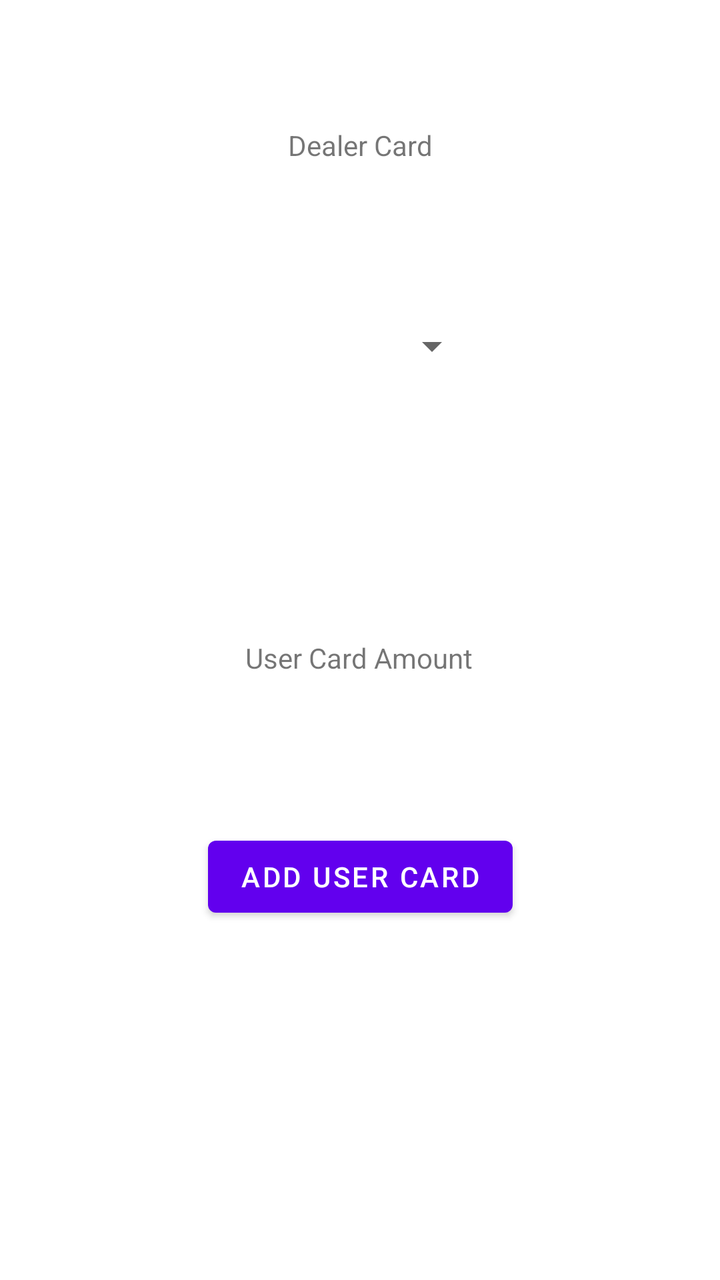
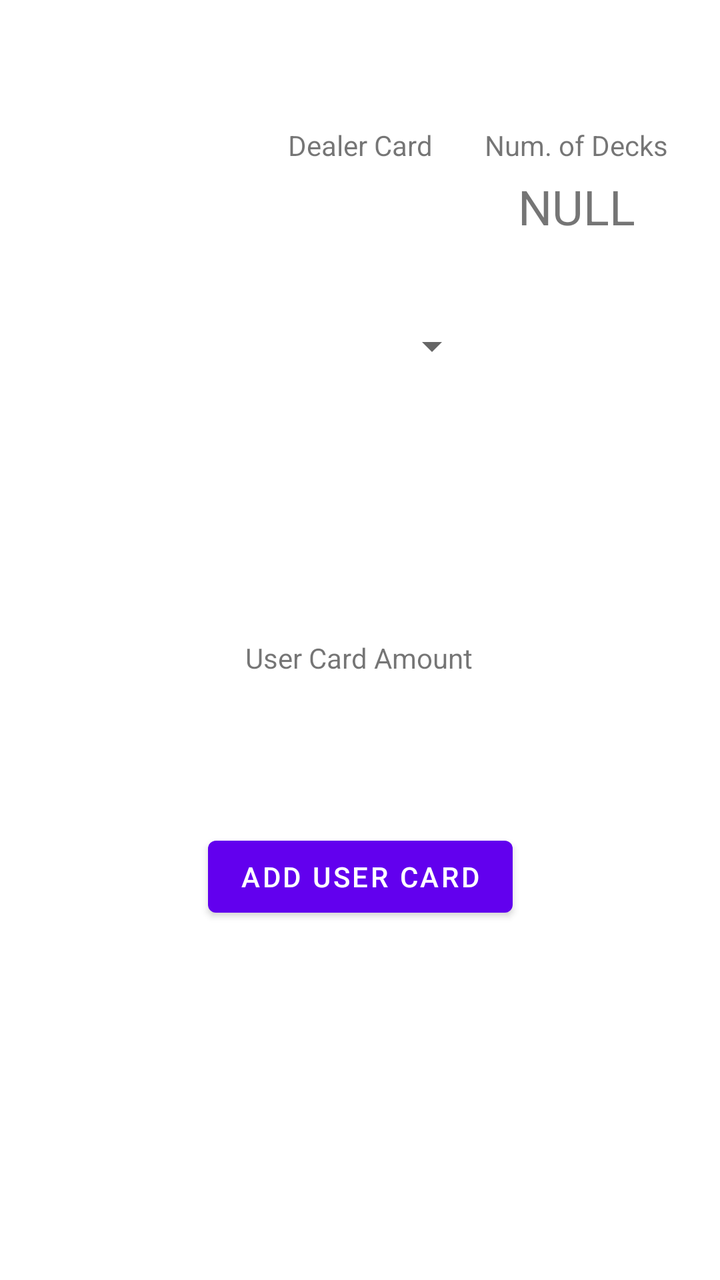

The first picture is an Android layout as it rendered before a commit; the second is the same layout after the commit. The layout source and the unified diff follow.
<!-- AndroidManifest.xml: application theme Theme.GamblingBadger -->
<!-- res/layout/fragment_blackjack.xml -->
<?xml version="1.0" encoding="utf-8"?>
<androidx.constraintlayout.widget.ConstraintLayout xmlns:android="http://schemas.android.com/apk/res/android"
    xmlns:app="http://schemas.android.com/apk/res-auto"
    xmlns:tools="http://schemas.android.com/tools"
    android:layout_width="match_parent"
    android:layout_height="match_parent"
    tools:context=".gamesession.blackjack.BlackjackFragment">

    <Spinner
        android:id="@+id/blackjackFrag_spinner_dealerCard"
        android:layout_width="120dp"
        android:layout_height="150dp"
        android:contentDescription="@string/temporary"
        android:dropDownWidth="100dp"
        app:layout_constraintBottom_toBottomOf="parent"
        app:layout_constraintEnd_toEndOf="parent"
        app:layout_constraintHorizontal_bias="0.5"
        app:layout_constraintStart_toStartOf="parent"
        app:layout_constraintTop_toTopOf="parent"
        app:layout_constraintVertical_bias="0.20" />

    <Button
        android:id="@+id/blackjackFrag_button_addUserCard"
        android:layout_width="wrap_content"
        android:layout_height="wrap_content"
        android:text="@string/blackjackFrag_button_addUserCard"
        app:layout_constraintBottom_toBottomOf="parent"
        app:layout_constraintEnd_toEndOf="parent"
        app:layout_constraintStart_toStartOf="parent"
        app:layout_constraintTop_toTopOf="parent"
        app:layout_constraintVertical_bias="0.70" />

    <androidx.constraintlayout.widget.Group
        android:id="@+id/blackjackFrag_group_userCards"
        android:layout_width="wrap_content"
        android:layout_height="wrap_content"
        app:layout_constraintBottom_toBottomOf="parent"
        app:layout_constraintEnd_toEndOf="parent"
        app:layout_constraintStart_toStartOf="parent"
        app:layout_constraintTop_toTopOf="parent" />

    <TextView
        android:id="@+id/textView"
        android:layout_width="wrap_content"
        android:layout_height="wrap_content"
        android:layout_marginBottom="16dp"
        android:text="@string/blackjackFrag_textView_dealerCard_label"
        app:layout_constraintBottom_toTopOf="@+id/blackjackFrag_spinner_dealerCard"
        app:layout_constraintEnd_toEndOf="parent"
        app:layout_constraintStart_toStartOf="parent"
        app:layout_constraintTop_toTopOf="parent"
        app:layout_constraintVertical_bias="1.0" />

    <TextView
        android:id="@+id/textView2"
        android:layout_width="wrap_content"
        android:layout_height="wrap_content"
        android:text="User Card Amount"
        app:layout_constraintBottom_toBottomOf="parent"
        app:layout_constraintEnd_toEndOf="parent"
        app:layout_constraintHorizontal_bias="0.498"
        app:layout_constraintStart_toStartOf="parent"
        app:layout_constraintTop_toTopOf="parent"
        app:layout_constraintVertical_bias="0.514" />

</androidx.constraintlayout.widget.ConstraintLayout>
<!-- resources referenced by this layout -->
<resources>
  <string name="blackjackFrag_button_addUserCard">Add User Card</string>
  <string name="blackjackFrag_textView_dealerCard_label">Dealer Card</string>
  <string name="temporary">TEMP</string>
  <style name="Theme.GamblingBadger" parent="Theme.MaterialComponents.DayNight.DarkActionBar">
          
          <item name="colorPrimary">@color/purple_500</item>
          <item name="colorPrimaryVariant">@color/purple_700</item>
          <item name="colorOnPrimary">@color/white</item>
          
          <item name="colorSecondary">@color/teal_200</item>
          <item name="colorSecondaryVariant">@color/teal_700</item>
          <item name="colorOnSecondary">@color/black</item>
          
          <item name="android:statusBarColor" tools:targetApi="l">?attr/colorPrimaryVariant</item>
          
      </style>
  <color name="purple_500">#FF6200EE</color>
  <color name="purple_700">#FF3700B3</color>
  <color name="white">#FFFFFFFF</color>
  <color name="teal_200">#FF03DAC5</color>
  <color name="teal_700">#FF018786</color>
  <color name="black">#FF000000</color>
</resources>

<!-- the commit's change to res/layout/fragment_blackjack.xml (unified diff, before → after) -->
@@ -63,4 +63,25 @@
         app:layout_constraintTop_toTopOf="parent"
         app:layout_constraintVertical_bias="0.514" />
 
+    <TextView
+        android:id="@+id/blackjackFrag_textView_numberOfDecks_title"
+        android:layout_width="wrap_content"
+        android:layout_height="wrap_content"
+        android:text="@string/blackjackFrag_textView_numberOfDecks_title_text"
+        app:layout_constraintEnd_toEndOf="parent"
+        app:layout_constraintHorizontal_bias="0.5"
+        app:layout_constraintStart_toEndOf="@+id/textView"
+        app:layout_constraintTop_toTopOf="@+id/textView" />
+
+    <TextView
+        android:id="@+id/blackjackFrag_textView_numberOfDecks_display"
+        android:layout_width="wrap_content"
+        android:layout_height="wrap_content"
+        android:layout_marginTop="5dp"
+        android:text="NULL"
+        android:textSize="24sp"
+        app:layout_constraintEnd_toEndOf="parent"
+        app:layout_constraintStart_toEndOf="@+id/textView"
+        app:layout_constraintTop_toBottomOf="@+id/blackjackFrag_textView_numberOfDecks_title" />
+
 </androidx.constraintlayout.widget.ConstraintLayout>
<!-- resource entries referenced after the edit -->
@@ -2,6 +2,7 @@
 <resources>
   <string name="blackjackFrag_button_addUserCard">Add User Card</string>
   <string name="blackjackFrag_textView_dealerCard_label">Dealer Card</string>
+  <string name="blackjackFrag_textView_numberOfDecks_title_text">Num. of Decks</string>
   <string name="temporary">TEMP</string>
   <style name="Theme.GamblingBadger" parent="Theme.MaterialComponents.DayNight.DarkActionBar">
           
